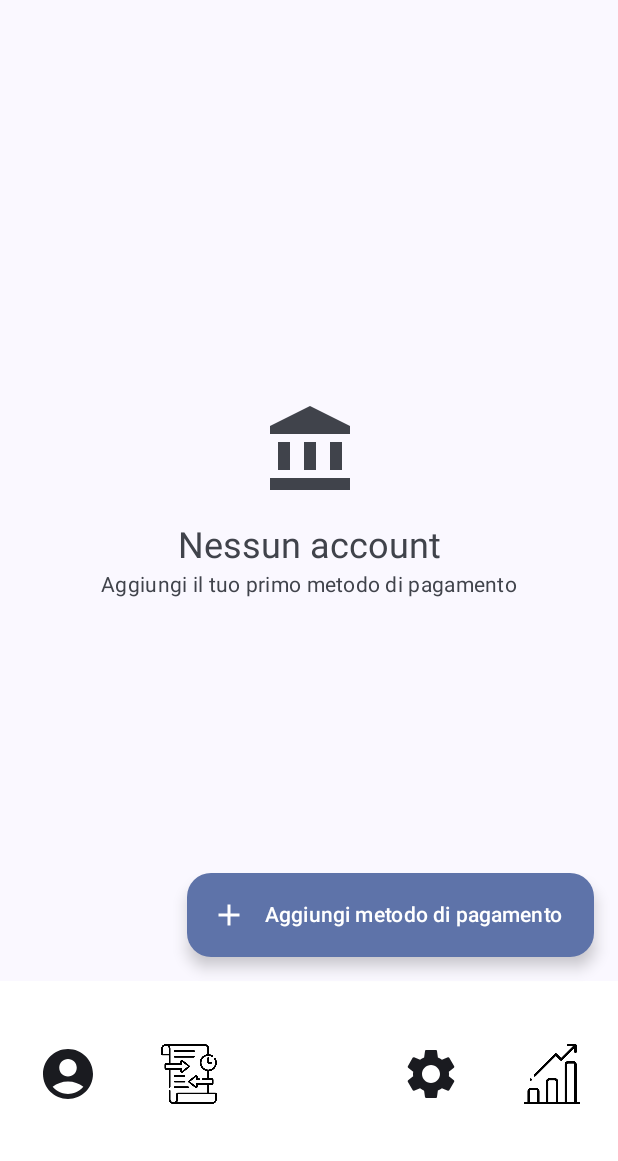
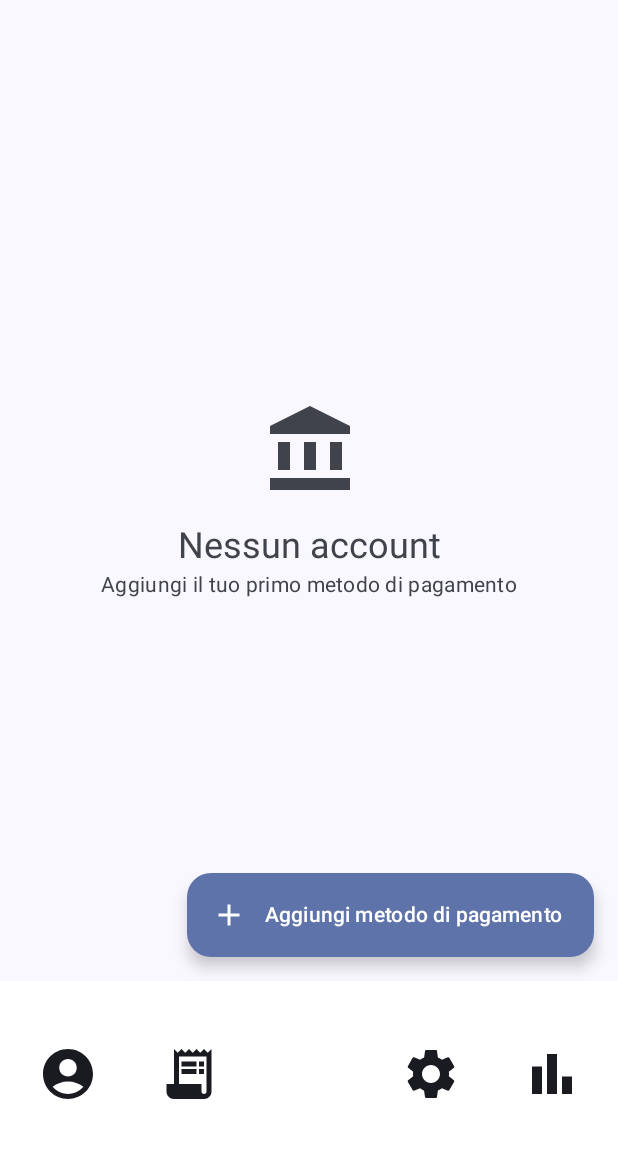
Before and after one commit to BlusterX/VoglioiSoldi, an Android app built with Jetpack Compose: the AccountManagementScreen screen opened through its navigation route, on a phone screen of 412 x 824 dp, the part 75-1236 px from its top. Run offline under Robolectric (Android 15) with nearby library versions, the phone set to English and light mode, and no system bars; our stand-ins replace Room's generated code.

Commit message:
Change transactions and chart icons on the bottom bar

```diff
--- a/app/src/main/java/com/example/voglioisoldi/ui/composables/BottomBar.kt
+++ b/app/src/main/java/com/example/voglioisoldi/ui/composables/BottomBar.kt
@@ -1,11 +1,12 @@
 package com.example.voglioisoldi.ui.composables
 
-import androidx.compose.foundation.Image
 import androidx.compose.foundation.layout.Spacer
 import androidx.compose.foundation.layout.height
 import androidx.compose.foundation.layout.size
 import androidx.compose.material.icons.Icons
+import androidx.compose.material.icons.automirrored.filled.ReceiptLong
 import androidx.compose.material.icons.filled.AccountCircle
+import androidx.compose.material.icons.filled.BarChart
 import androidx.compose.material.icons.filled.Settings
 import androidx.compose.material3.BottomAppBar
 import androidx.compose.material3.Icon
@@ -13,10 +14,8 @@ import androidx.compose.material3.IconButton
 import androidx.compose.runtime.Composable
 import androidx.compose.ui.Modifier
 import androidx.compose.ui.graphics.Color
-import androidx.compose.ui.res.painterResource
 import androidx.compose.ui.unit.dp
 import androidx.navigation.NavController
-import com.example.voglioisoldi.R
 import com.example.voglioisoldi.ui.SoldiRoute
 
 @Composable
@@ -39,9 +38,9 @@ fun BottomBar(navController: NavController) {
             onClick = { navController.navigate(SoldiRoute.Transactions) },
             modifier = Modifier.weight(1f)
         ) {
-            Image(
-                painter = painterResource(id = R.drawable.ic_transaction_history),
-                    contentDescription = "Transazioni",
+            Icon(
+                Icons.AutoMirrored.Filled.ReceiptLong,
+                contentDescription = "Account",
                 modifier = Modifier.size(50.dp)
             )
         }
@@ -60,9 +59,9 @@ fun BottomBar(navController: NavController) {
             onClick = { navController.navigate(SoldiRoute.Graphs) },
             modifier = Modifier.weight(1f)
         ) {
-            Image(
-                painter = painterResource(id = R.drawable.ic_graphs),
-                contentDescription = "Grafici",
+            Icon(
+                Icons.Default.BarChart,
+                contentDescription = "Account",
                 modifier = Modifier.size(50.dp)
             )
         }
```
